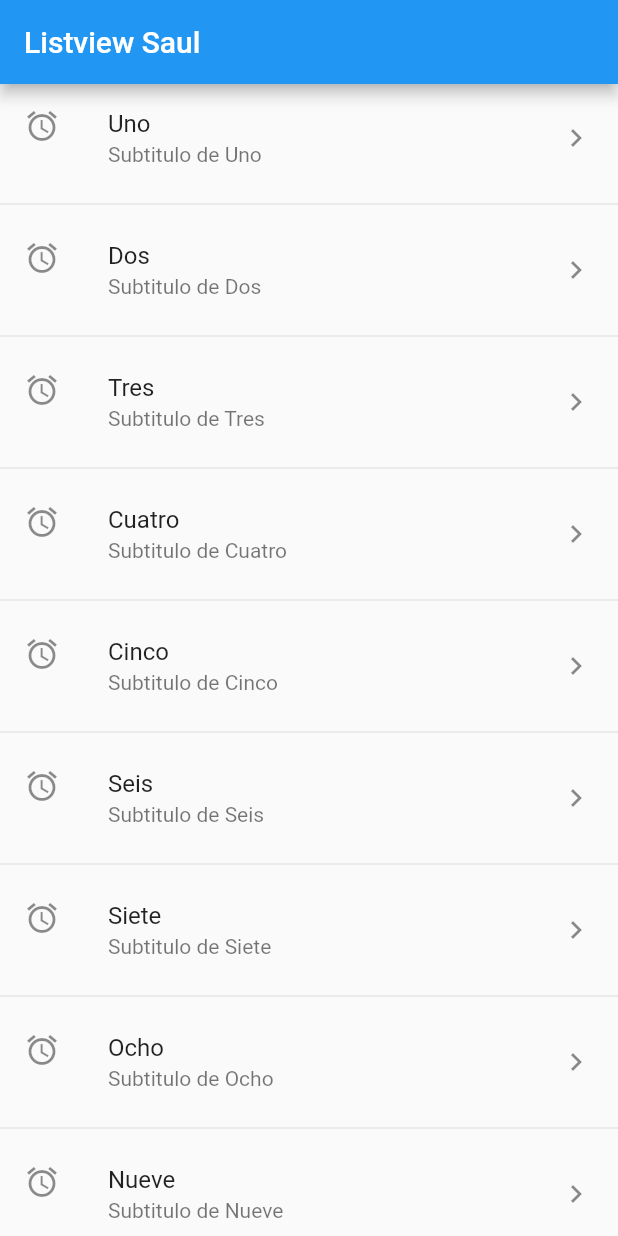
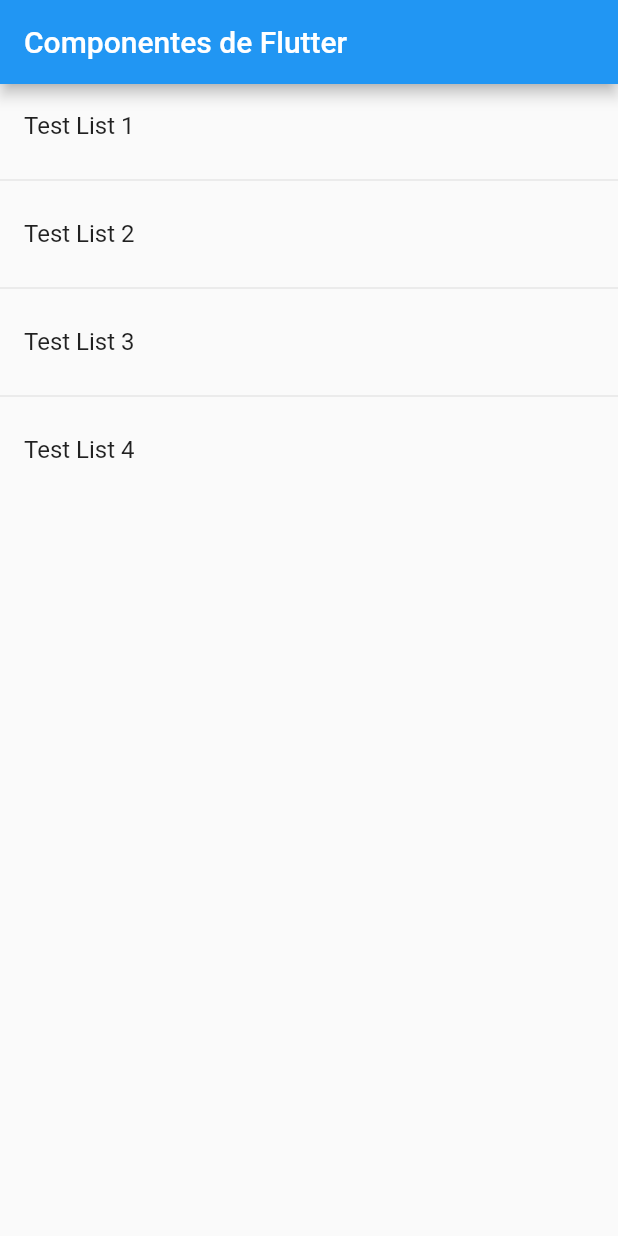
Before and after one commit to sauliyo15/flutter_controles_principales, a Flutter app: the screen it shows after launch, on a phone screen of 412 x 824 dp. Run offline on Flutter 3.47's test engine with Material 2 defaults, Android fonts, the phone set to English and light mode, and no system bars.

Commit message:
Empezando la app de peliculas home.dart

```diff
--- a/lib/main.dart
+++ b/lib/main.dart
@@ -4,9 +4,17 @@ import 'package:flutter/material.dart';
 //Importamos la clase para poder instanciarla
 import 'package:flutter_application_1/src/myApp.dart';
 import 'package:flutter_application_1/src/myApp2.dart';
+import 'package:flutter_application_1/src/pages/home.dart';
 import 'package:flutter_application_1/src/pages/listview.dart';
 
 void main() {
   //No es necesario instanciar una clase con la palabra new (se puede omitir)
-  runApp(ListViewSaul());
+  runApp(MyApplication());
 }
+
+class MyApplication extends StatelessWidget {
+  @override
+  Widget build(BuildContext context) {
+    return MaterialApp(home: Home());
+  }
+}
--- /dev/null
+++ b/lib/src/pages/home.dart
@@ -0,0 +1,42 @@
+import 'package:flutter/material.dart';
+
+class Home extends StatelessWidget {
+  @override
+  Widget build(BuildContext context) {
+    return MaterialApp(
+      title: 'Material App',
+      home: Scaffold(
+        appBar: AppBar(
+          title: Text('Componentes de Flutter'),
+        ),
+        body: _list(),
+      ),
+    );
+  }
+
+  Widget _list() {
+    return ListView(
+      children: _listItems(),
+    );
+  }
+
+  List<Widget> _listItems() {
+    return [
+      ListTile(
+        title: Text('Test List 1'),
+      ),
+      Divider(),
+      ListTile(
+        title: Text('Test List 2'),
+      ),
+      Divider(),
+      ListTile(
+        title: Text('Test List 3'),
+      ),
+      Divider(),
+      ListTile(
+        title: Text('Test List 4'),
+      ),
+    ];
+  }
+}
```
